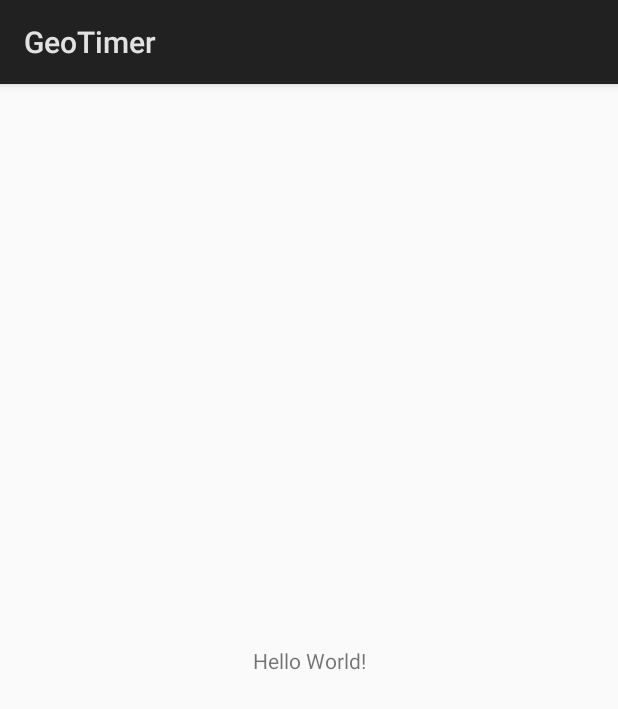
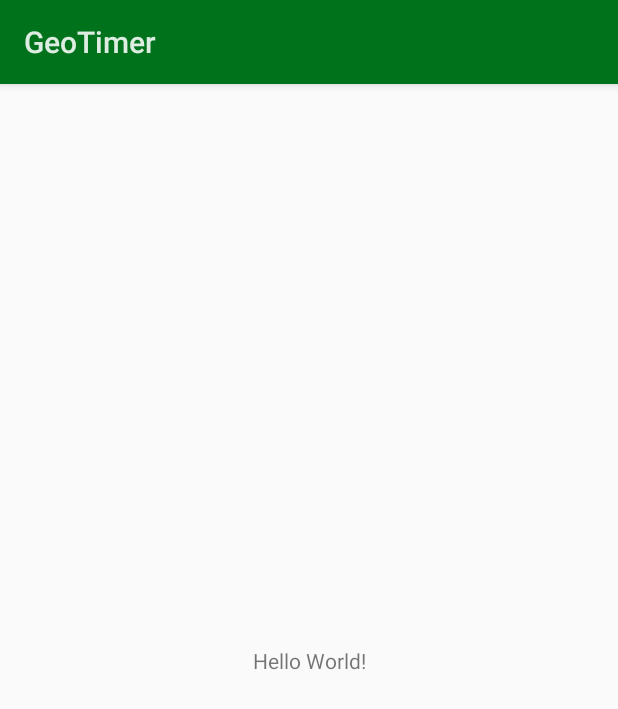
Before and after one commit to manimaul/geofence_timer, an Android app: the screen it shows after launch (SplashActivity), on a phone screen of 412 x 824 dp. Shown: the top 709 px of the screen. Run offline under Robolectric (Android 15) with nearby library versions, the phone set to English and light mode, and no system bars.

Commit message:
some styling

```diff
--- a/app/src/main/res/values/colors.xml
+++ b/app/src/main/res/values/colors.xml
@@ -1,6 +1,8 @@
 <?xml version="1.0" encoding="utf-8"?>
 <resources>
     <color name="colorPrimary">#3F51B5</color>
-    <color name="colorPrimaryDark">#303F9F</color>
+    <color name="colorPrimaryDark">#303f9f</color>
     <color name="colorAccent">#FF4081</color>
+    <color name="accent_material_light">#00721c</color>
+    <color name="darkPrimary">#184d1e</color>
 </resources>
--- a/app/src/main/res/values/styles.xml
+++ b/app/src/main/res/values/styles.xml
@@ -3,6 +3,10 @@
     <!-- Base application theme. -->
     <style name="AppTheme" parent="android:Theme.Material.Light.DarkActionBar">
         <!-- Customize your theme here. -->
+        <item name="android:colorAccent">@color/accent_material_light</item>
+        <item name="android:navigationBarColor">@color/darkPrimary</item>
+        <item name="android:colorPrimary">@color/accent_material_light</item>
+        <item name="android:statusBarColor">@color/darkPrimary</item>
     </style>
 
 </resources>
```
